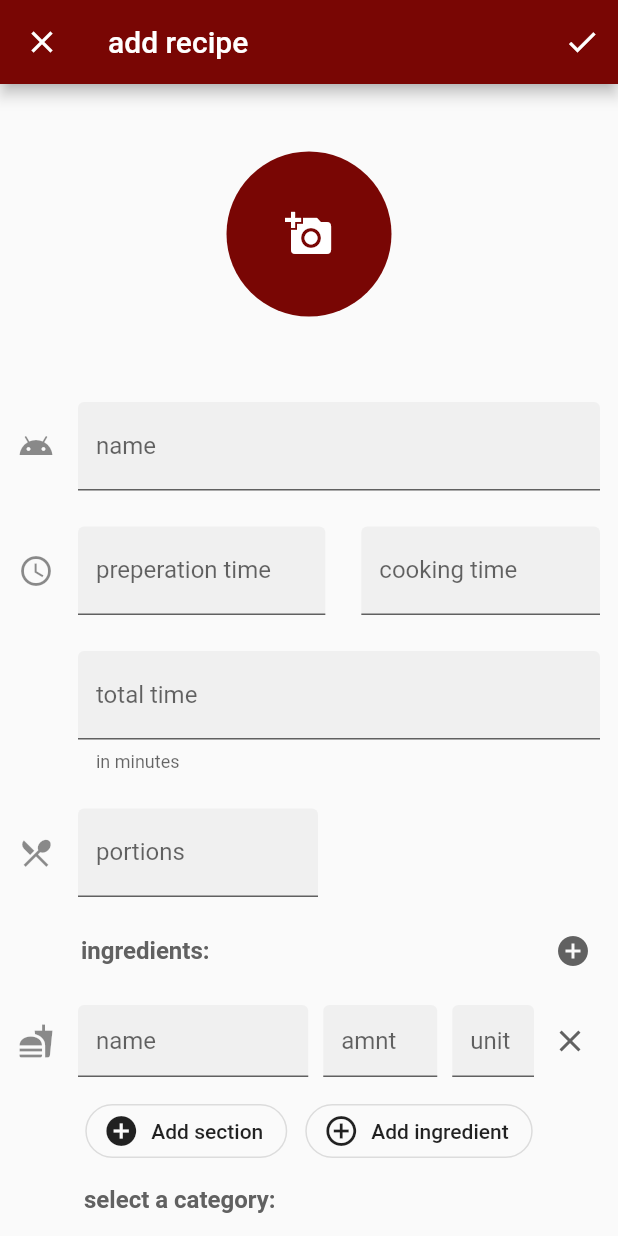
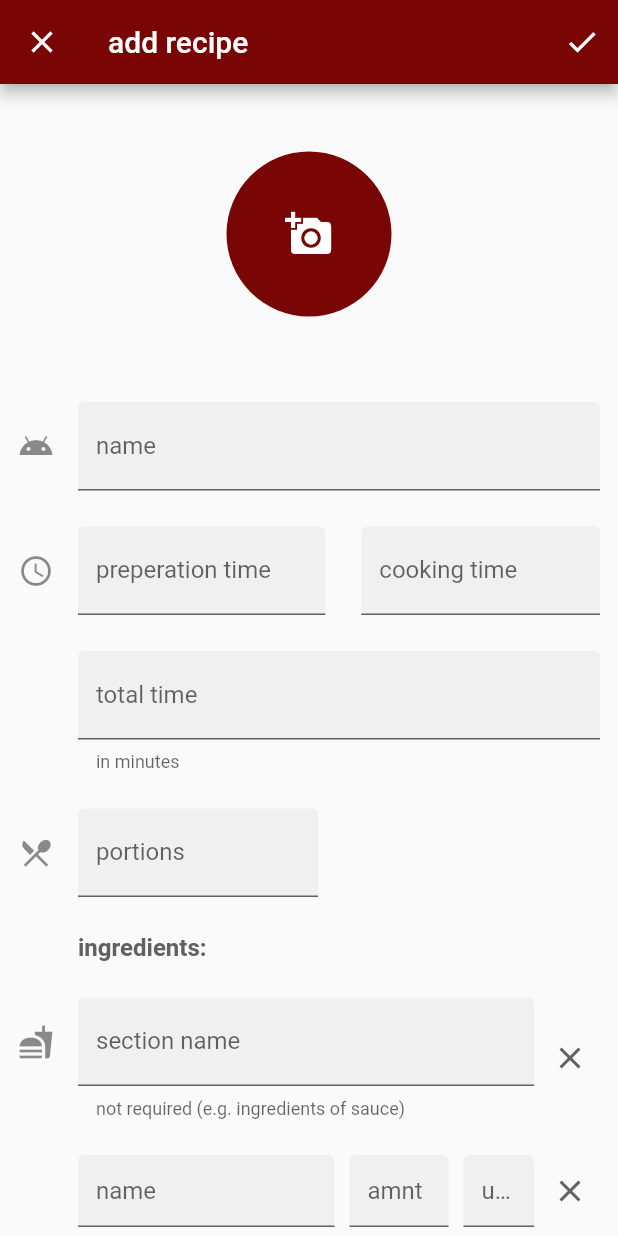
Before and after one commit to DanXCVII/my_recipe_book, a Flutter app: the AddRecipe screen opened by its route, on a phone screen of 412 x 824 dp. Run offline on Flutter 3.47's test engine with Material 2 defaults, Android fonts, the light colour scheme and no system bars; our stand-ins replace image_picker.

Commit message:
added sections functionality and vaidation for some textfields
validation for textfields with time and reciptname added and sections
working but still no way for deleting ingredients or sections of a
recipt

```diff
--- a/lib/recipe.dart
+++ b/lib/recipe.dart
@@ -9,9 +9,10 @@
   double cookingTime;
   double totalTime;
   double portions;
-  List<String> ingredients = new List<String>();
-  Map<String, double> amount = new Map<String, double>();
-  Map<String, String> unit = new Map<String, String>();
+  List<List<String>> ingredientsList;
+  List<String> ingredientsGlossary = new List<String>();
+  List<List<double>> amount = new List<List<double>>();
+  List<List<String>> unit = new List<List<String>>();
   Vegetable vegetable;
   List<String> steps = new List<String>();
   String notes;
@@ -61,27 +62,35 @@
     return portions;
   }
 
-  void setIngredients(List<String> ingredients) {
-    this.ingredients = ingredients;
+  void setIngredientsGlossary(List<String> ingredients) {
+    this.ingredientsGlossary = ingredients;
   }
 
-  List<String> getIngredients() {
-    return ingredients;
+  List<String> getIngredientsGlossary() {
+    return ingredientsGlossary;
   }
 
-  setAmount(Map<String, double> amount) {
+  void setIngredientsList(List<List<String>> ingredientsList) {
+    this.ingredientsList =ingredientsList;
+  }
+
+  List<List<String>> getIngredientsList() {
+    return ingredientsList;
+  }
+
+  setAmount(List<List<double>> amount) {
     this.amount = amount;
   }
 
-  Map<String, double> getAmount() {
+  List<List<double>> getAmount() {
     return amount;
   }
 
-  void setUnit(Map<String, String> unit) {
+  void setUnit(List<List<String>> unit) {
     this.unit = unit;
   }
 
-  Map<String, String> getUnit() {
+  List<List<String>> getUnit() {
     return unit;
   }
 
--- a/lib/recipe_overview/add_recipe.dart
+++ b/lib/recipe_overview/add_recipe.dart
@@ -23,6 +23,7 @@
   TextEditingController portionsController;
   // TODO: implement controllers for the ingredients and steps
   TextEditingController notesController;
+  final _formKey = GlobalKey<FormState>();
 
   @override
   void initState() {
@@ -53,27 +54,42 @@
             IconButton(
               icon: Icon(Icons.check),
               onPressed: () {
+                if (_formKey.currentState.validate()) {
+                  // TODO: when data is not valid
+                }
                 // TODO: Implement save recipt functionality
-                print(editRecipe.getIngredients()[0]);
                 editRecipe.setName(nameController.text);
+                print(nameController.text);
+                print(preperationTimeController.text);
                 editRecipe.setPreperationTime(
                     double.parse(preperationTimeController.text));
+                print(cookingTimeController.text);
                 editRecipe
                     .setCookingTime(double.parse(cookingTimeController.text));
+                print(totalTimeController.text);
                 editRecipe.setTotalTime(double.parse(totalTimeController.text));
                 editRecipe.setPortions(double.parse(portionsController.text));
+                print(double.parse(portionsController.text));
                 editRecipe.setNotes(notesController.text);
+                print(notesController.text);
               },
             )
           ],
         ),
-        body: ListView(children: <Widget>[
+        body: Form(
+          key: _formKey,
+          child: ListView(children: <Widget>[
             // top section with the add image button
             ImageSelector(),
             // name textField
             Padding(
               padding: const EdgeInsets.all(12.0),
-            child: TextField(
+              child: TextFormField(
+                validator: (value) {
+                  if (value.isEmpty) {
+                    return 'Please enter a name';
+                  }
+                },
                 controller: nameController,
                 decoration: InputDecoration(
                   filled: true,
@@ -89,8 +105,13 @@
                   flex: 5,
                   child: Padding(
                     padding: const EdgeInsets.all(12.0),
-                  child: TextField(
-                    controller: notesController,
+                    child: TextFormField(
+                      validator: (value) {
+                        if (validateNumber(value) == false) {
+                          return 'no valid number';
+                        }
+                      },
+                      controller: preperationTimeController,
                       keyboardType: TextInputType.number,
                       decoration: InputDecoration(
                         filled: true,
@@ -104,7 +125,12 @@
                   flex: 4,
                   child: Padding(
                     padding: const EdgeInsets.all(12),
-                  child: TextField(
+                    child: TextFormField(
+                      validator: (value) {
+                        if (validateNumber(value) == false) {
+                          return 'no valid number';
+                        }
+                      },
                       controller: cookingTimeController,
                       keyboardType: TextInputType.number,
                       decoration: InputDecoration(
@@ -118,9 +144,14 @@
               ],
             ),
             Padding(
-            padding:
-                const EdgeInsets.only(left: 52, top: 12, right: 12, bottom: 12),
-            child: TextField(
+              padding: const EdgeInsets.only(
+                  left: 52, top: 12, right: 12, bottom: 12),
+              child: TextFormField(
+                validator: (value) {
+                  if (validateNumber(value) == false) {
+                    return 'no valid number';
+                  }
+                },
                 controller: totalTimeController,
                 keyboardType: TextInputType.number,
                 decoration: InputDecoration(
@@ -134,7 +165,12 @@
             Padding(
               padding: const EdgeInsets.only(
                   left: 12, top: 12, bottom: 12, right: 200),
-            child: TextField(
+              child: TextFormField(
+                validator: (value) {
+                        if(validateNumber(value) == false) {
+                          return 'no valid number';
+                        }
+                      },
                 controller: portionsController,
                 keyboardType: TextInputType.number,
                 decoration: InputDecoration(
@@ -144,8 +180,16 @@
                 ),
               ),
             ),
-          // ingredients heading with the textFields
-          IngredientSection(editRecipe.getIngredients()),
+            // ingredients heading
+
+            // ingredients text fields for a section and the corresponding ingredients
+            Ingredients(
+                editRecipe.getIngredientsGlossary(),
+                editRecipe.getIngredientsList(),
+                editRecipe.getAmount(),
+                editRecipe.getUnit()),
+            // button for adding a new ingredient section
+
             // category for vegetarian heading
             Padding(
               padding: const EdgeInsets.only(left: 56, top: 12),
@@ -163,8 +207,8 @@
             StepsSection(),
             // notes textField
             Padding(
-            padding:
-                const EdgeInsets.only(right: 53, top: 12, left: 18, bottom: 12),
+              padding: const EdgeInsets.only(
+                  right: 53, top: 12, left: 18, bottom: 12),
               child: TextField(
                 controller: notesController,
                 decoration: InputDecoration(
@@ -209,7 +253,8 @@
                 ),
               ),
             )
-        ]));
+          ]),
+        ));
   }
 
   @override
@@ -225,12 +270,102 @@
   }
 }
 
+bool validateNumber(String text) {
+  if (text.isEmpty) {
+    return true;
+  }
+  String pattern = r'^(?!0*[.,]?0+$)\d*[.,]?\d+$';
+
+  RegExp regex = new RegExp(pattern);
+  if (regex.hasMatch(text)) {
+    return true;
+  } else {
+    return false;
+  }
+}
+
+class Ingredients extends StatefulWidget {
+  List<String> ingredientsGlossary;
+  List<List<String>> ingredientsList;
+  List<List<double>> amount;
+  List<List<String>> unit;
+
+  Ingredients(
+      this.ingredientsGlossary, this.ingredientsList, this.amount, this.unit);
+
+  @override
+  State<StatefulWidget> createState() {
+    // TODO: implement createState
+    return IngredientsState();
+  }
+}
+
+class IngredientsState extends State<Ingredients> {
+  int _sectionAmount = 1;
+
+  @override
+  Widget build(BuildContext context) {
+    Column sections = new Column(
+      crossAxisAlignment: CrossAxisAlignment.start,
+      children: <Widget>[],
+    );
+    // add the heading to the outputColumn
+    sections.children.add(Padding(
+      padding: const EdgeInsets.only(left: 52, top: 12, bottom: 12),
+      child: Text(
+        'ingredients:',
+        style: TextStyle(
+            fontWeight: FontWeight.bold, fontSize: 16, color: Colors.grey[700]),
+      ),
+    ));
+    // add all the text fields with heading textField for every section to the output
+
+    // add all the sections to the children of the column
+    for (int i = 0; i < _sectionAmount; i++) {
+      sections.children.add(IngredientSection(
+          widget.ingredientsGlossary,
+          widget.ingredientsList,
+          widget.amount,
+          widget.unit,
+          (int id) {
+            setState(() {
+              // TODO: Callback when a section gets removed
+            });
+          },
+          // i position of the section in the column
+          i,
+          // callback for when section add is tapped
+          () {
+            setState(() {
+              _sectionAmount++;
+            });
+          },
+          i == _sectionAmount - 1 ? true : false));
+    }
+    return sections;
+  }
+}
+
 class IngredientSection extends StatefulWidget {
-  List<String> ingredients;
+  List<String> ingredientsGlossary;
+  List<List<String>> ingredientsList;
+  List<List<double>> amount;
+  List<List<String>> unit;
 
-  IngredientSection(List<String> ingredients) {
-    this.ingredients = ingredients;
-  }
+  SectionsCountCallback callbackRemoveSection;
+  SectionAddCallback callbackAddSection;
+  int id;
+  bool lastRow;
+
+  IngredientSection(
+      this.ingredientsGlossary,
+      this.ingredientsList,
+      this.amount,
+      this.unit,
+      this.callbackRemoveSection,
+      this.id,
+      this.callbackAddSection,
+      this.lastRow);
 
   @override
   State<StatefulWidget> createState() {
@@ -244,22 +379,48 @@
   // returns a list of the Rows
   List<Widget> getIngredientFields() {
     List<Widget> output = [];
-
+    output.add(Padding(
+      padding: const EdgeInsets.fromLTRB(12.0, 12, 8, 12),
+      child: Row(children: <Widget>[
+        Expanded(
+          child: TextField(
+            onChanged: (changed) {
+              widget.ingredientsGlossary[0] = changed;
+            },
+            decoration: InputDecoration(
+              icon: Icon(Icons.fastfood),
+              helperText: 'not required (e.g. ingredients of sauce)',
+              labelText: 'section name',
+              filled: true,
+            ),
+          ),
+        ),
+        IconButton(
+          icon: Icon(Icons.clear),
+          onPressed: () {
+            // TODO: Callback when section gets removed
+            print(widget.id);
+            widget.callbackRemoveSection(widget.id);
+          },
+        ),
+      ]),
+    ));
     for (int i = 0; i < _count; i++) {
       // add empty string to list of ingredients for being able to edit it later
-      widget.ingredients.add('');
+      widget.ingredientsGlossary.add('');
       output.add(Padding(
         padding: const EdgeInsets.fromLTRB(12.0, 12.0, 8, 12),
+        child: Padding(
+          padding: const EdgeInsets.only(left: 40),
           child: Row(
             children: <Widget>[
               Expanded(
                 flex: 9,
                 child: TextField(
                   onChanged: (changed) {
-                  widget.ingredients[0] = changed;
+                    widget.ingredientsGlossary[0] = changed;
                   },
                   decoration: InputDecoration(
-                  icon: Icon(Icons.fastfood),
                     hintText: 'name',
                     filled: true,
                   ),
@@ -270,6 +431,9 @@
                 child: Padding(
                   padding: const EdgeInsets.only(left: 10),
                   child: TextField(
+                    onChanged: (changed) {
+                      widget.amount[widget.id][i] = double.parse(changed);
+                    },
                     keyboardType: TextInputType.number,
                     decoration: InputDecoration(
                       filled: true,
@@ -283,6 +447,9 @@
                 child: Padding(
                   padding: const EdgeInsets.only(left: 10),
                   child: TextField(
+                    onChanged: (changed) {
+                      widget.unit[widget.id][i] = changed;
+                    },
                     decoration: InputDecoration(
                       filled: true,
                       hintText: 'unit',
@@ -296,69 +463,59 @@
               ),
             ],
           ),
+        ),
       ));
     }
-    output.add(Row(
+    output.add(
+      Row(
         mainAxisAlignment: MainAxisAlignment.center,
         children: <Widget>[
-        OutlineButton.icon(
-            icon: Icon(Icons.add_circle),
-            label: Text("Add section"),
-            onPressed: () {
-              // TODO: Add a new section with one ingredient
-            },
-            shape: RoundedRectangleBorder(
-                borderRadius: new BorderRadius.circular(30.0))),
-        SizedBox(width: 12),
           OutlineButton.icon(
               icon: Icon(Icons.add_circle_outline),
               label: Text('Add ingredient'),
               onPressed: () {
                 // TODO: Add new ingredient to the section
+                setState(() {
+                  _count += 1;
+                });
               },
               shape: RoundedRectangleBorder(
                   borderRadius: new BorderRadius.circular(30.0))),
+          Padding(
+            padding: const EdgeInsets.only(left: 12.0),
+            child: widget.lastRow
+                ? OutlineButton.icon(
+                    icon: Icon(Icons.add_circle),
+                    label: Text('Add section'),
+                    onPressed: () {
+                      // TODO: Add a new section with one ingredient
+                      widget.callbackAddSection();
+                    },
+                    shape: RoundedRectangleBorder(
+                      borderRadius: new BorderRadius.circular(30.0),
+                    ),
+                  )
+                : SizedBox(),
+          )
         ],
-    ));
+      ),
+    );
     return output;
   }
 
   @override
   Widget build(BuildContext context) {
     Column _ingredients = Column(
-      children: <Widget>[
-        Padding(
-          padding: const EdgeInsets.only(left: 54, right: 6),
-          child: Row(
-            mainAxisAlignment: MainAxisAlignment.spaceBetween,
-            children: <Widget>[
-              Text(
-                'ingredients:',
-                style: TextStyle(
-                    fontWeight: FontWeight.bold,
-                    fontSize: 16,
-                    color: Colors.grey[700]),
-              ),
-              IconButton(
-                icon: Icon(
-                  Icons.add_circle,
-                ),
-                onPressed: () {
-                  setState(() {
-                    _count += 1;
-                  });
-                },
-              )
-            ],
-          ),
-        ),
-      ],
+      children: <Widget>[],
     );
     _ingredients.children.addAll(getIngredientFields());
 
     return _ingredients;
   }
 }
+
+typedef SectionsCountCallback = void Function(int sections);
+typedef SectionAddCallback = void Function();
 
 class StepsSection extends StatefulWidget {
   @override
```
Lines whose indentation alone changed are shown as unchanged.
